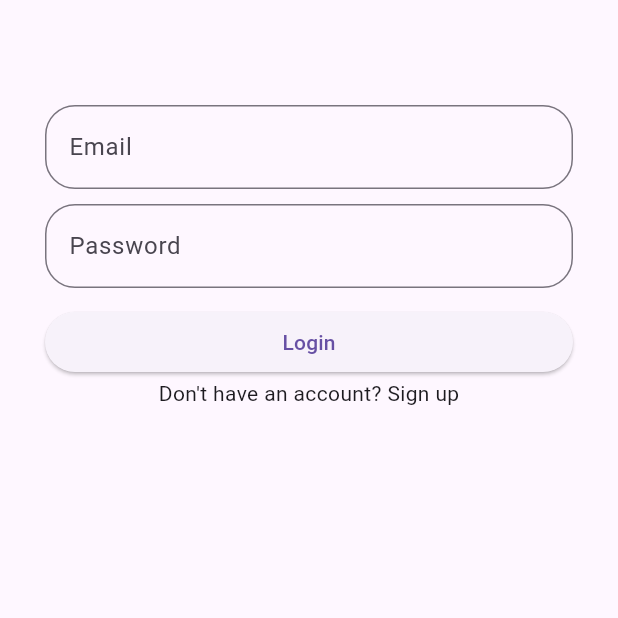
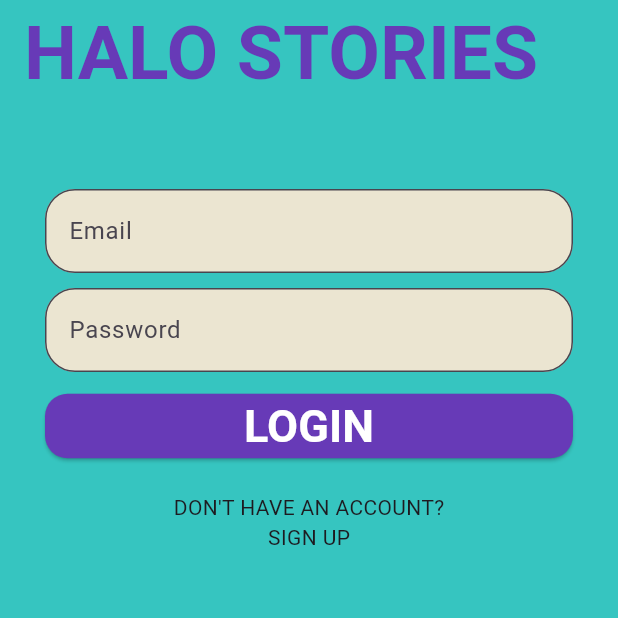
Before and after one commit to halocreations/halo_stories, a Flutter app: the screen it shows after launch, on a phone screen of 412 x 824 dp, the top half of it. Run offline on Flutter 3.47's test engine with Material 3 defaults, Android fonts, the phone set to English and light mode, and no system bars; our stand-ins replace flutter_dotenv, supabase_flutter; accounts and stored records are empty.

Commit message:
Changed the color scheme of the login page

```diff
--- a/lib/auth/auth_gate.dart
+++ b/lib/auth/auth_gate.dart
@@ -19,8 +19,10 @@ class AuthGate extends StatelessWidget {
 
         final session = snapshot.hasData ? snapshot.data!.session : null;
 
+
+        // change back to HomeScreen once done with changing UI of login screen
         if(session != null) {
-          return HomeScreen();
+          return LoginPage();
         }
         else {
           return LoginPage();
--- a/lib/screens/login.dart
+++ b/lib/screens/login.dart
@@ -36,6 +36,22 @@ class _LoginPageState extends State<LoginPage> {
   @override
   Widget build(BuildContext context) {
     return Scaffold(
+      backgroundColor: const Color.fromARGB(255, 54, 197, 192),
+      appBar: AppBar(
+        backgroundColor: const Color.fromARGB(255, 54, 197, 192),
+        title: Padding(
+          padding: EdgeInsets.only(top: 15),
+          child: Text(
+            'HALO STORIES',
+            style: TextStyle(
+              fontSize: 50,
+              color: Colors.deepPurple,
+              fontWeight: FontWeight.bold,
+            ),
+          ),
+
+        ),
+      ),
       body: ListView(
         padding: EdgeInsets.symmetric(horizontal: 30, vertical: 50),
         children: [
@@ -43,30 +59,50 @@ class _LoginPageState extends State<LoginPage> {
           TextField(
             controller: _emailController,
             decoration: InputDecoration(
+              filled: true,
+              fillColor: const Color.fromARGB(255, 235, 229, 209),
               border: OutlineInputBorder(borderRadius: BorderRadius.circular(20)),
               hintText: 'Email'
             ),
+
           ),
           Padding(padding: EdgeInsets.symmetric(horizontal: 30, vertical: 5),),
           TextField(
             controller: _passwordController,
             decoration: InputDecoration(
+              filled: true,
+              fillColor: const Color.fromARGB(255, 235, 229, 209),
               border: OutlineInputBorder(borderRadius: BorderRadius.circular(20)),
               hintText: 'Password',
             )
           ),
           const SizedBox(height: 12),
           ElevatedButton(
+            style: ElevatedButton.styleFrom(
+              backgroundColor: Colors.deepPurple,
+              foregroundColor: Colors.white,
+              shape: RoundedRectangleBorder(
+                borderRadius: BorderRadius.circular(15),
+              )
+            ),
             onPressed: login,
-            child: const Text('Login'),
+            child: const Text(
+              'LOGIN',
+              style: TextStyle(
+                fontSize: 30,
+                fontWeight: FontWeight.bold,
+
+              )
+            ),
           ),
-
+          SizedBox(height: 20),
+          Center(child: Text("DON'T HAVE AN ACCOUNT?")),
           GestureDetector(
             onTap: () => Navigator.push(
               context,
               MaterialPageRoute(builder: (context) => const RegisterPage()),
             ),
-            child: const Center(child: Text("Don't have an account? Sign up"))
+            child: const Center(child: Text("SIGN UP"))
           ),
 
         ]
```
